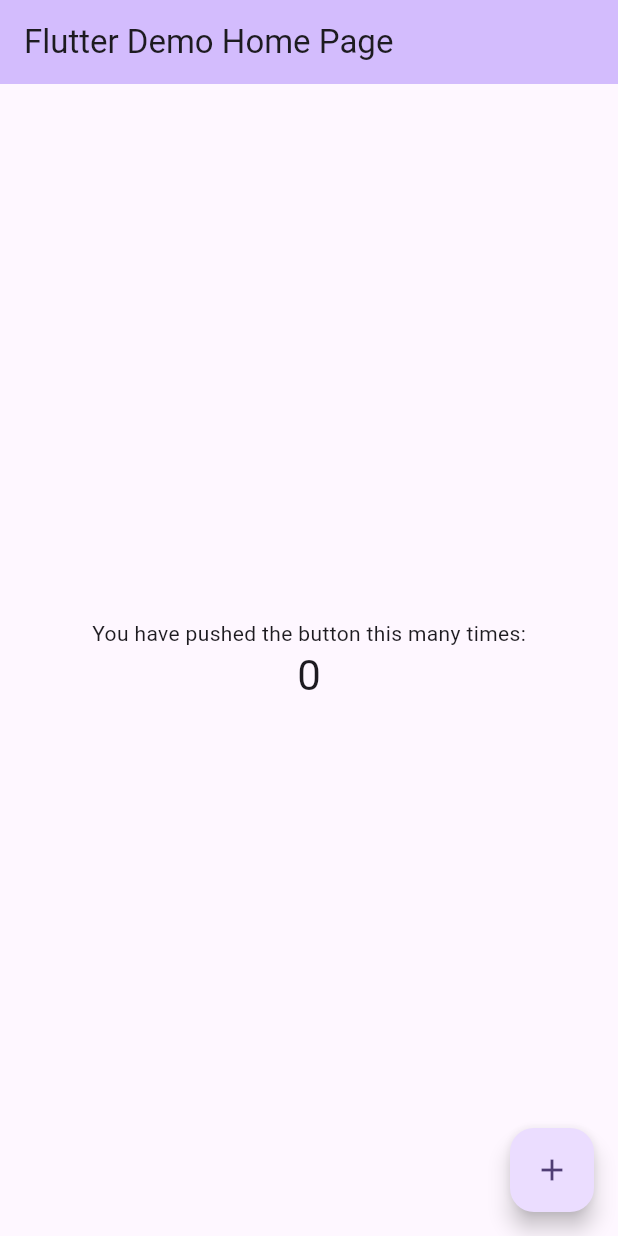
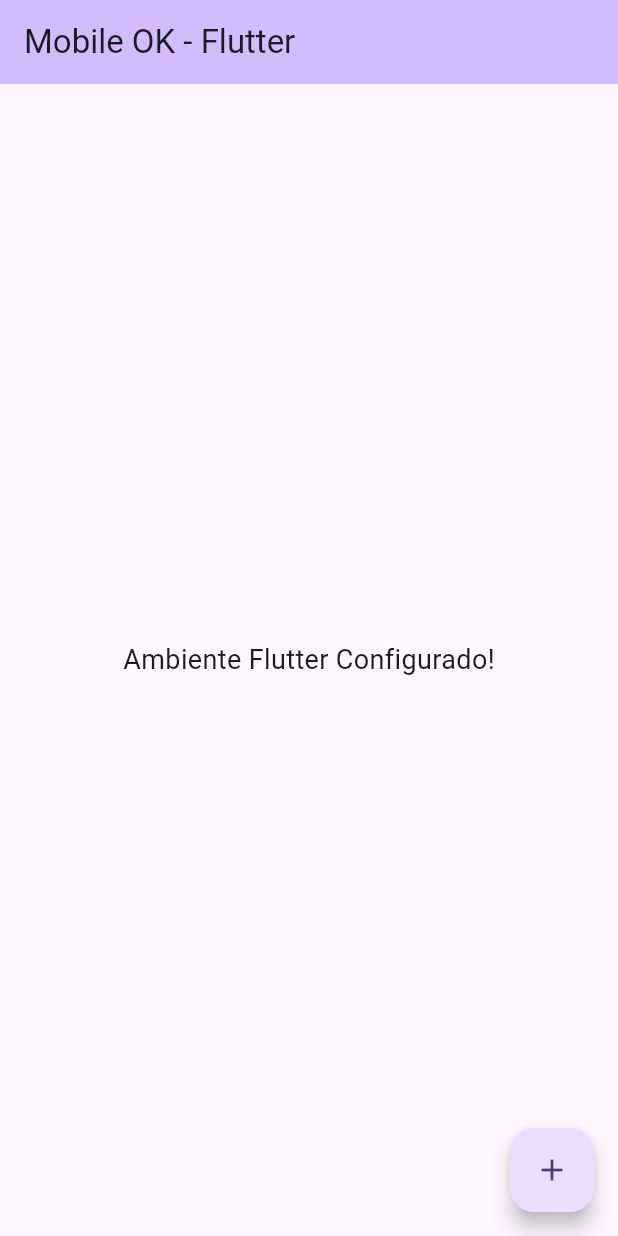
Before and after one commit to NataniMoraes/Onboarding_Atividade-1, a Flutter app: the screen it shows after launch, on a phone screen of 412 x 824 dp. Run offline on Flutter 3.47's test engine with Material 3 defaults, Android fonts, the light colour scheme and no system bars.

Commit message:
Update main.dart

```diff
--- a/mobile_app/lib/main.dart
+++ b/mobile_app/lib/main.dart
@@ -76,15 +76,19 @@
     // fast, so that you can just rebuild anything that needs updating rather
     // than having to individually change instances of widgets.
     return Scaffold(
+
+//Alteração do título do AppBar
       appBar: AppBar(
         // TRY THIS: Try changing the color here to a specific color (to
         // Colors.amber, perhaps?) and trigger a hot reload to see the AppBar
         // change color while the other colors stay the same.
+
         backgroundColor: Theme.of(context).colorScheme.inversePrimary,
         // Here we take the value from the MyHomePage object that was created by
         // the App.build method, and use it to set our appbar title.
-        title: Text(widget.title),
+        title: Text('Mobile OK - Flutter'),
       ),
+
       body: Center(
         // Center is a layout widget. It takes a single child and positions it
         // in the middle of the parent.
@@ -104,10 +108,9 @@
           // wireframe for each widget.
           mainAxisAlignment: .center,
           children: [
-            const Text('You have pushed the button this many times:'),
-            Text(
-              '$_counter',
-              style: Theme.of(context).textTheme.headlineMedium,
+//Modificação do contador
+            const Text('Ambiente Flutter Configurado!',
+              style: TextStyle(fontSize: 18),
             ),
           ],
         ),
```
